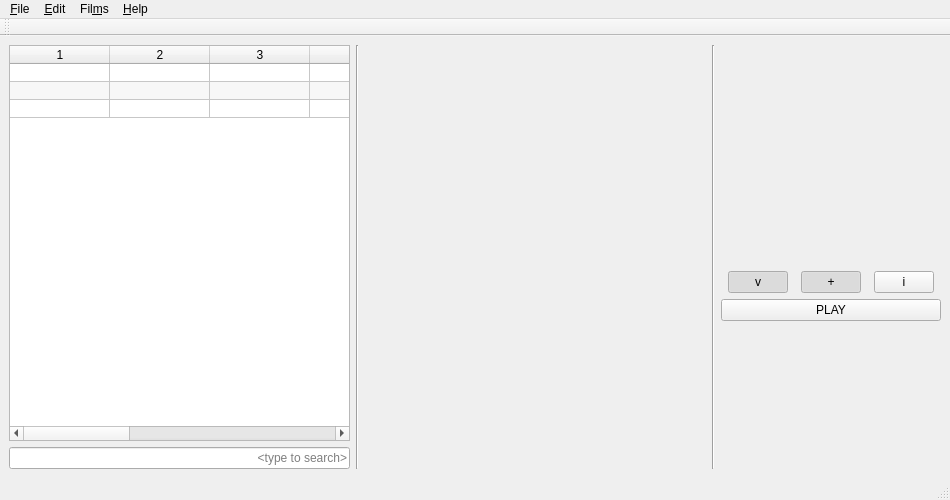
Qt form src/mainwindow.ui (eugene-melnik/alexandra) before a commit.
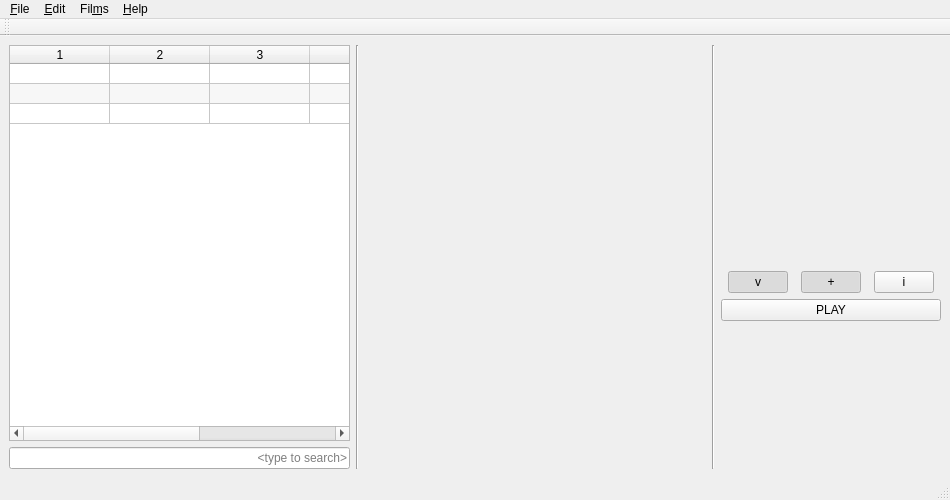
The same form after that commit. Icons and pictures are not drawn. Custom widgets are drawn as their Qt base class.

Commit message: FilmsList interface fixes

Patch:
```diff
--- a/src/mainwindow.ui
+++ b/src/mainwindow.ui
@@ -62,7 +62,7 @@
            <number>3</number>
           </property>
           <property name="columnCount">
-           <number>10</number>
+           <number>6</number>
           </property>
           <attribute name="horizontalHeaderHighlightSections">
            <bool>false</bool>
@@ -70,11 +70,14 @@
           <attribute name="horizontalHeaderMinimumSectionSize">
            <number>20</number>
           </attribute>
+          <attribute name="horizontalHeaderStretchLastSection">
+           <bool>true</bool>
+          </attribute>
           <attribute name="verticalHeaderVisible">
            <bool>false</bool>
           </attribute>
           <attribute name="verticalHeaderDefaultSectionSize">
-           <number>18</number>
+           <number>20</number>
           </attribute>
           <row/>
           <row/>
@@ -85,10 +88,6 @@
           <column/>
           <column/>
           <column/>
-          <column/>
-          <column/>
-          <column/>
-          <column/>
          </widget>
         </item>
         <item>
```
Left out of the diff: 2 changed lines with no effect on the pictures. The commit also changes 1 other file.
